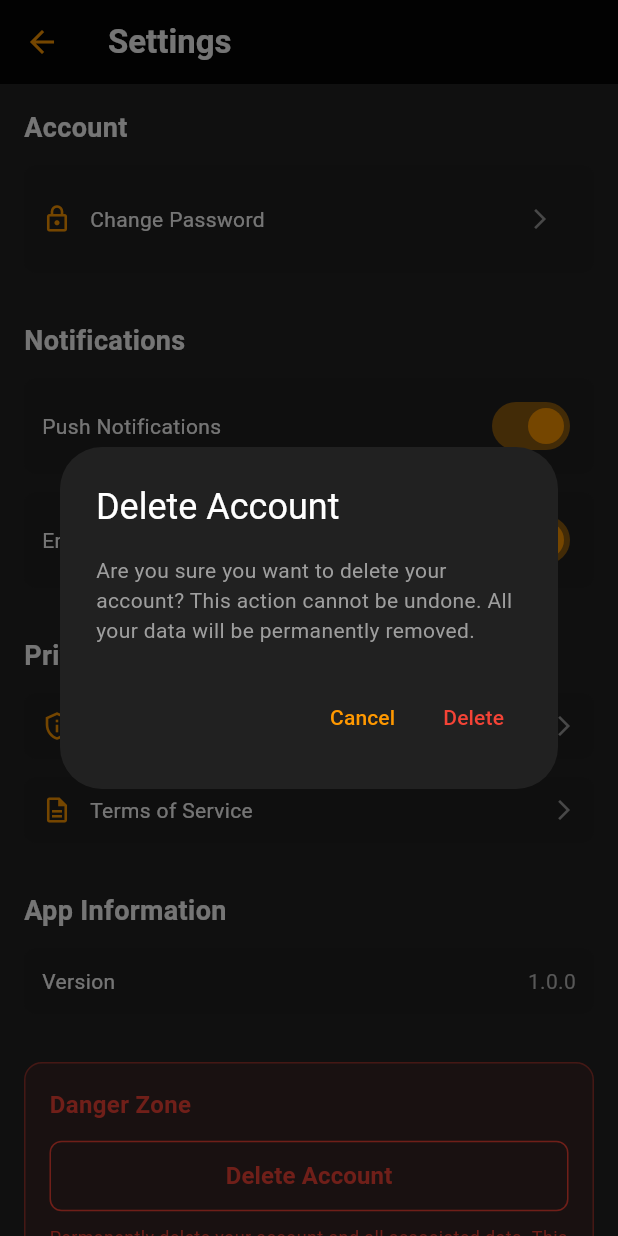
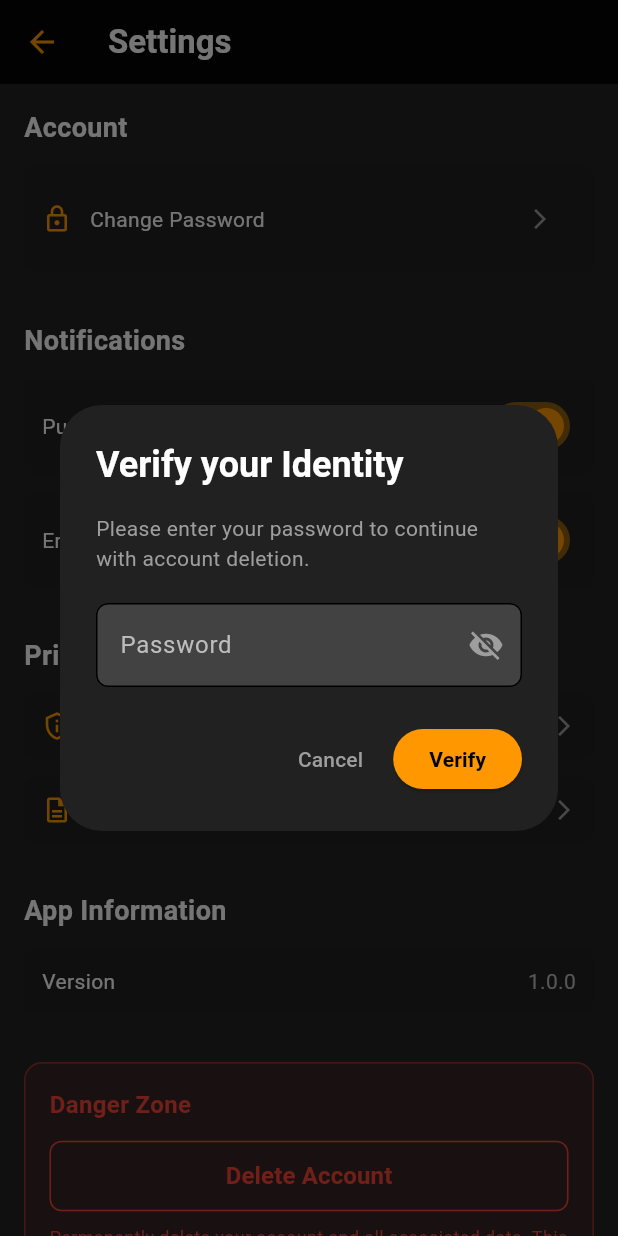
Before and after one commit to lum-study/X-FatHub, a Flutter app: the SettingsScreen screen opened directly, after a tap on "Delete Account", on a phone screen of 412 x 824 dp. Run offline on Flutter 3.47's test engine with Material 3 defaults, Android fonts, the light colour scheme and no system bars; our stand-ins replace connectivity_plus, flutter_dotenv, flutter_map, flutter_svg, geocoding, geolocator and 9 more; missing offline and left inert: flutter_background_service, workmanager; accounts and stored records are empty; statements that could not run were skipped.

Commit message:
up: delete account

```diff
--- a/lib/features/profile/views/settings_screen.dart
+++ b/lib/features/profile/views/settings_screen.dart
@@ -1,6 +1,7 @@
 import 'package:flutter/material.dart';
 import 'package:provider/provider.dart';
 import '../viewmodels/profile_viewmodel.dart';
+import '../../../routes/app_routes.dart';
 
 class SettingsScreen extends StatefulWidget {
   const SettingsScreen({super.key});
@@ -12,7 +13,6 @@ class SettingsScreen extends StatefulWidget {
 class _SettingsScreenState extends State<SettingsScreen> {
   bool _notificationsEnabled = true;
   bool _emailNotifications = true;
-  bool _isChangingPassword = false;
 
   void _showChangePasswordDialog() {
     showDialog(
@@ -158,50 +158,9 @@ class _SettingsScreenState extends State<SettingsScreen> {
   void _showDeleteAccountDialog() {
     showDialog(
       context: context,
-      builder: (context) => AlertDialog(
-        backgroundColor: Colors.grey[900],
-        title: const Text(
-          'Delete Account',
-          style: TextStyle(color: Colors.white),
-        ),
-        content: const Text(
-          'Are you sure you want to delete your account? This action cannot be undone. All your data will be permanently removed.',
-          style: TextStyle(color: Colors.grey),
-        ),
-        actions: [
-          TextButton(
-            onPressed: () => Navigator.pop(context),
-            child: const Text('Cancel', style: TextStyle(color: Colors.orange)),
-          ),
-          TextButton(
-            onPressed: () {
-              Navigator.pop(context);
-              _deleteAccount();
-            },
-            child: const Text('Delete', style: TextStyle(color: Colors.red)),
-          ),
-        ],
-      ),
+      barrierDismissible: false,
+      builder: (context) => const DeleteAccountDialog(),
     );
-  }
-
-  Future<void> _deleteAccount() async {
-    final provider = context.read<ProfileViewModel>();
-    try {
-      await provider.deleteAccount();
-      if (mounted) {
-        Navigator.pop(context);
-      }
-    } catch (e) {
-      if (mounted) {
-        ScaffoldMessenger.of(context).showSnackBar(
-          SnackBar(
-            content: Text('Failed to delete account: $e'),
-            backgroundColor: Colors.red,
-          ),
-        );
-      }
-    }
   }
 
   @override
@@ -472,6 +431,188 @@ class _SettingsScreenState extends State<SettingsScreen> {
   }
 }
 
+class DeleteAccountDialog extends StatefulWidget {
+  const DeleteAccountDialog({super.key});
+
+  @override
+  State<DeleteAccountDialog> createState() => _DeleteAccountDialogState();
+}
+
+class _DeleteAccountDialogState extends State<DeleteAccountDialog> {
+  final _passwordController = TextEditingController();
+  bool _obscurePassword = true;
+  bool _isLoading = false;
+  String? _errorMessage;
+  int _step = 1; // 1: Password entry, 2: Final confirmation
+
+  @override
+  void dispose() {
+    _passwordController.dispose();
+    super.dispose();
+  }
+
+  Future<void> _verifyPassword() async {
+    if (_passwordController.text.isEmpty) {
+      setState(() => _errorMessage = 'Password is required');
+      return;
+    }
+
+    setState(() {
+      _isLoading = true;
+      _errorMessage = null;
+    });
+
+    try {
+      final profileVM = context.read<ProfileViewModel>();
+      final email = profileVM.profile?.email;
+
+      if (email == null) throw Exception('Email not found');
+
+      // Try to sign in to verify password
+      await profileVM.signIn(email, _passwordController.text);
+
+      // If success, move to final step
+      if (mounted) {
+        setState(() {
+          _step = 2;
+          _isLoading = false;
+        });
+      }
+    } catch (e) {
+      if (mounted) {
+        setState(() {
+          _errorMessage = 'Invalid password. Please try again.';
+          _isLoading = false;
+        });
+      }
+    }
+  }
+
+  Future<void> _handleDelete() async {
+    setState(() => _isLoading = true);
+
+    try {
+      final profileVM = context.read<ProfileViewModel>();
+      await profileVM.deleteAccount();
+
+      if (mounted) {
+        // Use the root navigator to replace EVERYTHING with home/login
+        // This prevents the black screen caused by multiple nested navigators being destroyed
+        Navigator.of(context, rootNavigator: true).pushNamedAndRemoveUntil(
+          AppRoutes.home,
+          (route) => false,
+        );
+      }
+    } catch (e) {
+      if (mounted) {
+        setState(() {
+          _errorMessage = 'Failed to delete account. Please try again later.';
+          _isLoading = false;
+        });
+      }
+    }
+  }
+
+  @override
+  Widget build(BuildContext context) {
+    if (_step == 1) {
+      return AlertDialog(
+        backgroundColor: Colors.grey[900],
+        title: const Text(
+          'Verify your Identity',
+          style: TextStyle(color: Colors.white, fontWeight: FontWeight.bold),
+        ),
+        content: Column(
+          mainAxisSize: MainAxisSize.min,
+          crossAxisAlignment: CrossAxisAlignment.start,
+          children: [
+            const Text(
+              'Please enter your password to continue with account deletion.',
+              style: TextStyle(color: Colors.grey, fontSize: 14),
+            ),
+            const SizedBox(height: 20),
+            TextField(
+              controller: _passwordController,
+              obscureText: _obscurePassword,
+              style: const TextStyle(color: Colors.white),
+              decoration: InputDecoration(
+                labelText: 'Password',
+                labelStyle: TextStyle(color: Colors.grey[400]),
+                filled: true,
+                fillColor: Colors.grey[800],
+                border: OutlineInputBorder(
+                  borderRadius: BorderRadius.circular(8),
+                ),
+                errorText: _errorMessage,
+                suffixIcon: IconButton(
+                  icon: Icon(
+                    _obscurePassword ? Icons.visibility_off : Icons.visibility,
+                    color: Colors.grey,
+                  ),
+                  onPressed: () => setState(() => _obscurePassword = !_obscurePassword),
+                ),
+              ),
+            ),
+          ],
+        ),
+        actions: [
+          TextButton(
+            onPressed: _isLoading ? null : () => Navigator.pop(context),
+            child: const Text('Cancel', style: TextStyle(color: Colors.grey)),
+          ),
+          ElevatedButton(
+            onPressed: _isLoading ? null : _verifyPassword,
+            style: ElevatedButton.styleFrom(backgroundColor: Colors.orange),
+            child: _isLoading
+                ? const SizedBox(width: 20, height: 20, child: CircularProgressIndicator(strokeWidth: 2))
+                : const Text('Verify', style: TextStyle(color: Colors.black, fontWeight: FontWeight.bold)),
+          ),
+        ],
+      );
+    }
+
+    // Final Confirmation Step
+    return AlertDialog(
+      backgroundColor: Colors.grey[900],
+      title: const Row(
+        children: [
+          Icon(Icons.warning_amber_rounded, color: Colors.red, size: 28),
+          SizedBox(width: 12),
+          Text('Final Warning', style: TextStyle(color: Colors.red, fontWeight: FontWeight.bold)),
+        ],
+      ),
+      content: const Column(
+        mainAxisSize: MainAxisSize.min,
+        children: [
+          Text(
+            'This action is PERMANENT.',
+            style: TextStyle(color: Colors.white, fontWeight: FontWeight.bold, fontSize: 16),
+          ),
+          SizedBox(height: 12),
+          Text(
+            'By confirming, all your profiles, tracking data, history, and active packages will be deleted forever. There is no way to recover your data.',
+            style: TextStyle(color: Colors.grey, fontSize: 14),
+            textAlign: TextAlign.center,
+          ),
+        ],
+      ),
+      actions: [
+        TextButton(
+          onPressed: _isLoading ? null : () => Navigator.pop(context),
+          child: const Text('Wait, I changed my mind', style: TextStyle(color: Colors.grey)),
+        ),
+        ElevatedButton(
+          onPressed: _isLoading ? null : _handleDelete,
+          style: ElevatedButton.styleFrom(backgroundColor: Colors.red),
+          child: _isLoading
+              ? const SizedBox(width: 20, height: 20, child: CircularProgressIndicator(strokeWidth: 2))
+              : const Text('Confirm Deletion', style: TextStyle(color: Colors.white, fontWeight: FontWeight.bold)),
+        ),
+      ],
+    );
+  }
+}
+
 class ChangePasswordDialog extends StatefulWidget {
   const ChangePasswordDialog({super.key});
 
```
Also changed, not shown: lib/features/profile/repositories/profile_repository.dart (+15 -31 lines), 2 other files.
